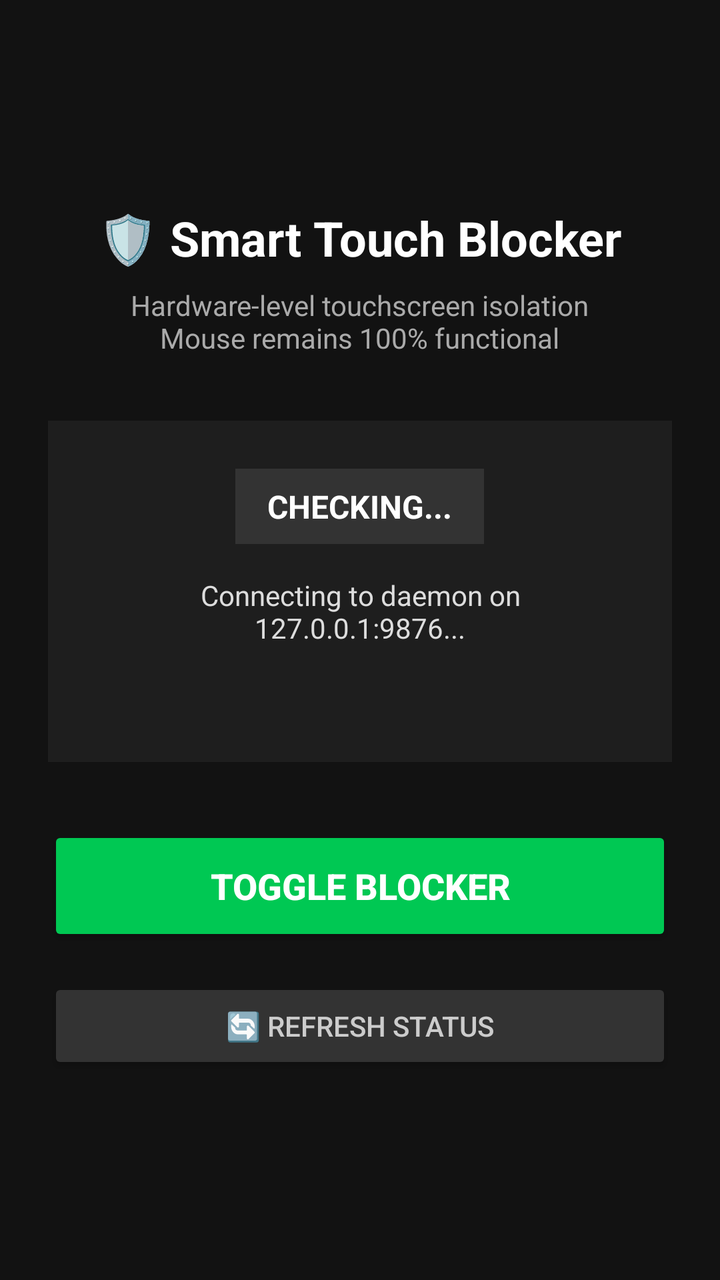
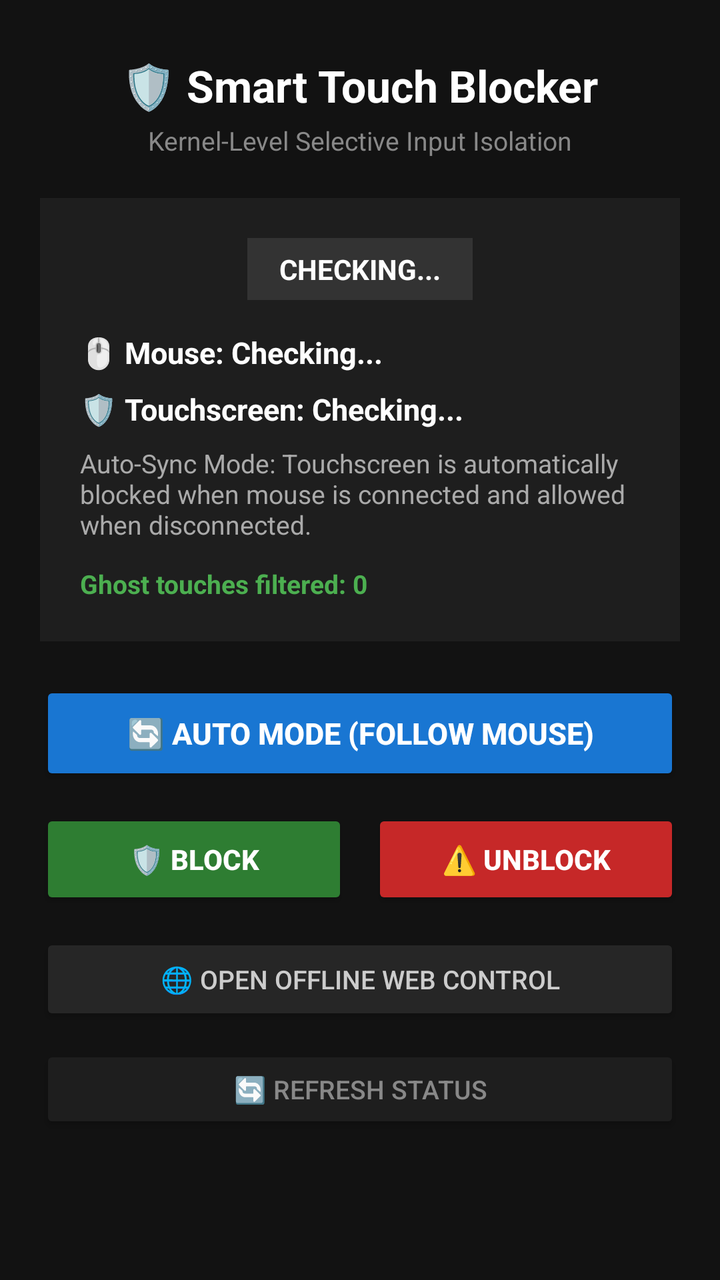

Screens rendered from an Android XML layout before and after an edit, with the pre-edit source and the edit as a unified diff.
<!-- AndroidManifest.xml: application theme AppTheme -->
<!-- res/layout/activity_main.xml -->
<?xml version="1.0" encoding="utf-8"?>
<LinearLayout xmlns:android="http://schemas.android.com/apk/res/android"
    android:layout_width="match_parent"
    android:layout_height="match_parent"
    android:orientation="vertical"
    android:gravity="center"
    android:padding="24dp"
    android:background="#121212">

    <TextView
        android:layout_width="wrap_content"
        android:layout_height="wrap_content"
        android:text="🛡 Smart Touch Blocker"
        android:textColor="#FFFFFF"
        android:textSize="24sp"
        android:textStyle="bold"
        android:layout_marginBottom="8dp" />

    <TextView
        android:layout_width="wrap_content"
        android:layout_height="wrap_content"
        android:text="Hardware-level touchscreen isolation\nMouse remains 100% functional"
        android:textColor="#AAAAAA"
        android:textSize="14sp"
        android:gravity="center"
        android:layout_marginBottom="32dp" />

    <LinearLayout
        android:layout_width="match_parent"
        android:layout_height="wrap_content"
        android:orientation="vertical"
        android:gravity="center"
        android:background="#1E1E1E"
        android:padding="24dp"
        android:layout_marginBottom="32dp">

        <TextView
            android:id="@+id/tv_badge"
            android:layout_width="wrap_content"
            android:layout_height="wrap_content"
            android:text="CHECKING..."
            android:textColor="#FFFFFF"
            android:textStyle="bold"
            android:textSize="16sp"
            android:paddingHorizontal="16dp"
            android:paddingVertical="8dp"
            android:background="#333333"
            android:layout_marginBottom="16dp" />

        <TextView
            android:id="@+id/tv_status_desc"
            android:layout_width="wrap_content"
            android:layout_height="wrap_content"
            android:text="Connecting to daemon on 127.0.0.1:9876..."
            android:textColor="#DDDDDD"
            android:textSize="14sp"
            android:gravity="center"
            android:layout_marginBottom="16dp" />

        <TextView
            android:id="@+id/tv_ghost_count"
            android:layout_width="wrap_content"
            android:layout_height="wrap_content"
            android:text=""
            android:textColor="#888888"
            android:textSize="13sp"
            android:gravity="center" />
    </LinearLayout>

    <Button
        android:id="@+id/btn_action"
        android:layout_width="match_parent"
        android:layout_height="60dp"
        android:text="TOGGLE BLOCKER"
        android:textSize="18sp"
        android:textStyle="bold"
        android:backgroundTint="#00C853"
        android:layout_marginBottom="16dp" />

    <Button
        android:id="@+id/btn_refresh"
        android:layout_width="match_parent"
        android:layout_height="48dp"
        android:text="🔄 Refresh Status"
        android:textSize="14sp"
        android:backgroundTint="#333333"
        android:textColor="#CCCCCC" />

</LinearLayout>
<!-- resources referenced by this layout -->
<resources>
  <style name="AppTheme" parent="android:Theme.Material.NoActionBar">
          <item name="android:colorPrimary">#2979FF</item>
          <item name="android:colorPrimaryDark">#1565C0</item>
          <item name="android:colorAccent">#2979FF</item>
          <item name="android:windowBackground">#121212</item>
          <item name="android:textColorPrimary">#FFFFFF</item>
      </style>
</resources>

<!-- the commit's change to res/layout/activity_main.xml (unified diff, before → after) -->
@@ -1,89 +1,189 @@
 <?xml version="1.0" encoding="utf-8"?>
-<LinearLayout xmlns:android="http://schemas.android.com/apk/res/android"
+<ScrollView xmlns:android="http://schemas.android.com/apk/res/android"
     android:layout_width="match_parent"
     android:layout_height="match_parent"
-    android:orientation="vertical"
-    android:gravity="center"
-    android:padding="24dp"
-    android:background="#121212">
-
-    <TextView
-        android:layout_width="wrap_content"
-        android:layout_height="wrap_content"
-        android:text="🛡 Smart Touch Blocker"
-        android:textColor="#FFFFFF"
-        android:textSize="24sp"
-        android:textStyle="bold"
-        android:layout_marginBottom="8dp" />
-
-    <TextView
-        android:layout_width="wrap_content"
-        android:layout_height="wrap_content"
-        android:text="Hardware-level touchscreen isolation\nMouse remains 100% functional"
-        android:textColor="#AAAAAA"
-        android:textSize="14sp"
-        android:gravity="center"
-        android:layout_marginBottom="32dp" />
+    android:background="#121212"
+    android:fillViewport="true">
 
     <LinearLayout
         android:layout_width="match_parent"
         android:layout_height="wrap_content"
         android:orientation="vertical"
-        android:gravity="center"
-        android:background="#1E1E1E"
-        android:padding="24dp"
-        android:layout_marginBottom="32dp">
+        android:gravity="center_horizontal"
+        android:padding="20dp">
 
         <TextView
-            android:id="@+id/tv_badge"
             android:layout_width="wrap_content"
             android:layout_height="wrap_content"
-            android:text="CHECKING..."
+            android:text="🛡 Smart Touch Blocker"
             android:textColor="#FFFFFF"
+            android:textSize="22sp"
             android:textStyle="bold"
-            android:textSize="16sp"
-            android:paddingHorizontal="16dp"
-            android:paddingVertical="8dp"
-            android:background="#333333"
-            android:layout_marginBottom="16dp" />
+            android:layout_marginTop="8dp"
+            android:layout_marginBottom="4dp" />
 
         <TextView
-            android:id="@+id/tv_status_desc"
             android:layout_width="wrap_content"
             android:layout_height="wrap_content"
-            android:text="Connecting to daemon on 127.0.0.1:9876..."
-            android:textColor="#DDDDDD"
-            android:textSize="14sp"
-            android:gravity="center"
-            android:layout_marginBottom="16dp" />
-
-        <TextView
-            android:id="@+id/tv_ghost_count"
-            android:layout_width="wrap_content"
-            android:layout_height="wrap_content"
-            android:text=""
+            android:text="Kernel-Level Selective Input Isolation"
             android:textColor="#888888"
             android:textSize="13sp"
-            android:gravity="center" />
+            android:layout_marginBottom="20dp" />
+
+        
+        <LinearLayout
+            android:layout_width="match_parent"
+            android:layout_height="wrap_content"
+            android:orientation="vertical"
+            android:background="#1E1E1E"
+            android:padding="20dp"
+            android:layout_marginBottom="20dp">
+
+            <TextView
+                android:id="@+id/tv_badge"
+                android:layout_width="wrap_content"
+                android:layout_height="wrap_content"
+                android:layout_gravity="center_horizontal"
+                android:text="CHECKING..."
+                android:textColor="#FFFFFF"
+                android:textStyle="bold"
+                android:textSize="14sp"
+                android:paddingHorizontal="16dp"
+                android:paddingVertical="6dp"
+                android:background="#333333"
+                android:layout_marginBottom="16dp" />
+
+            <TextView
+                android:id="@+id/tv_mouse_status"
+                android:layout_width="match_parent"
+                android:layout_height="wrap_content"
+                android:text="🖱 Mouse: Checking..."
+                android:textColor="#FFFFFF"
+                android:textSize="15sp"
+                android:textStyle="bold"
+                android:layout_marginBottom="8dp" />
+
+            <TextView
+                android:id="@+id/tv_touch_status"
+                android:layout_width="match_parent"
+                android:layout_height="wrap_content"
+                android:text="🛡 Touchscreen: Checking..."
+                android:textColor="#FFFFFF"
+                android:textSize="15sp"
+                android:textStyle="bold"
+                android:layout_marginBottom="8dp" />
+
+            <TextView
+                android:id="@+id/tv_mode_desc"
+                android:layout_width="match_parent"
+                android:layout_height="wrap_content"
+                android:text="Auto-Sync Mode: Touchscreen is automatically blocked when mouse is connected and allowed when disconnected."
+                android:textColor="#AAAAAA"
+                android:textSize="13sp"
+                android:layout_marginBottom="12dp" />
+
+            <TextView
+                android:id="@+id/tv_ghost_count"
+                android:layout_width="match_parent"
+                android:layout_height="wrap_content"
+                android:text="Ghost touches filtered: 0"
+                android:textColor="#4CAF50"
+                android:textSize="13sp"
+                android:textStyle="bold" />
+        </LinearLayout>
+
+        
+        <Button
+            android:id="@+id/btn_auto"
+            android:layout_width="match_parent"
+            android:layout_height="52dp"
+            android:text="🔄 AUTO MODE (Follow Mouse)"
+            android:textSize="15sp"
+            android:textStyle="bold"
+            android:backgroundTint="#1976D2"
+            android:textColor="#FFFFFF"
+            android:layout_marginBottom="12dp" />
+
+        <LinearLayout
+            android:id="@+id/layout_manual_buttons"
+            android:layout_width="match_parent"
+            android:layout_height="wrap_content"
+            android:orientation="horizontal"
+            android:layout_marginBottom="12dp">
+
+            <Button
+                android:id="@+id/btn_force_block"
+                android:layout_width="0dp"
+                android:layout_height="50dp"
+                android:layout_weight="1"
+                android:text="🛡 BLOCK"
+                android:textSize="14sp"
+                android:textStyle="bold"
+                android:backgroundTint="#2E7D32"
+                android:textColor="#FFFFFF"
+                android:layout_marginEnd="6dp" />
+
+            <Button
+                android:id="@+id/btn_force_unblock"
+                android:layout_width="0dp"
+                android:layout_height="50dp"
+                android:layout_weight="1"
+                android:text="⚠️ UNBLOCK"
+                android:textSize="14sp"
+                android:textStyle="bold"
+                android:backgroundTint="#C62828"
+                android:textColor="#FFFFFF"
+                android:layout_marginStart="6dp" />
+        </LinearLayout>
+
+        
+        <LinearLayout
+            android:id="@+id/layout_start_daemon"
+            android:layout_width="match_parent"
+            android:layout_height="wrap_content"
+            android:orientation="vertical"
+            android:visibility="gone"
+            android:layout_marginBottom="12dp">
+
+            <Button
+                android:id="@+id/btn_start_adb"
+                android:layout_width="match_parent"
+                android:layout_height="52dp"
+                android:text="⚡ START BLOCKER (Local Shell)"
+                android:textSize="15sp"
+                android:textStyle="bold"
+                android:backgroundTint="#00C853"
+                android:textColor="#FFFFFF"
+                android:layout_marginBottom="8dp" />
+
+            <Button
+                android:id="@+id/btn_start_termux"
+                android:layout_width="match_parent"
+                android:layout_height="48dp"
+                android:text="💻 START VIA TERMUX"
+                android:textSize="14sp"
+                android:backgroundTint="#333333"
+                android:textColor="#FFFFFF" />
+        </LinearLayout>
+
+        <Button
+            android:id="@+id/btn_web_ui"
+            android:layout_width="match_parent"
+            android:layout_height="46dp"
+            android:text="🌐 Open Offline Web Control"
+            android:textSize="13sp"
+            android:backgroundTint="#262626"
+            android:textColor="#CCCCCC"
+            android:layout_marginBottom="10dp" />
+
+        <Button
+            android:id="@+id/btn_refresh"
+            android:layout_width="match_parent"
+            android:layout_height="44dp"
+            android:text="🔄 Refresh Status"
+            android:textSize="13sp"
+            android:backgroundTint="#1E1E1E"
+            android:textColor="#888888" />
+
     </LinearLayout>
-
-    <Button
-        android:id="@+id/btn_action"
-        android:layout_width="match_parent"
-        android:layout_height="60dp"
-        android:text="TOGGLE BLOCKER"
-        android:textSize="18sp"
-        android:textStyle="bold"
-        android:backgroundTint="#00C853"
-        android:layout_marginBottom="16dp" />
-
-    <Button
-        android:id="@+id/btn_refresh"
-        android:layout_width="match_parent"
-        android:layout_height="48dp"
-        android:text="🔄 Refresh Status"
-        android:textSize="14sp"
-        android:backgroundTint="#333333"
-        android:textColor="#CCCCCC" />
-
-</LinearLayout>
+</ScrollView>
